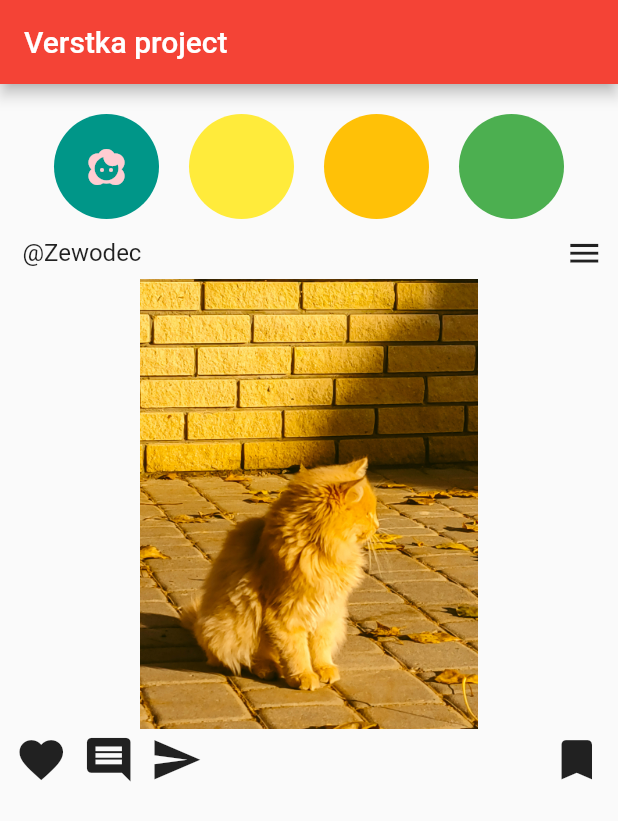
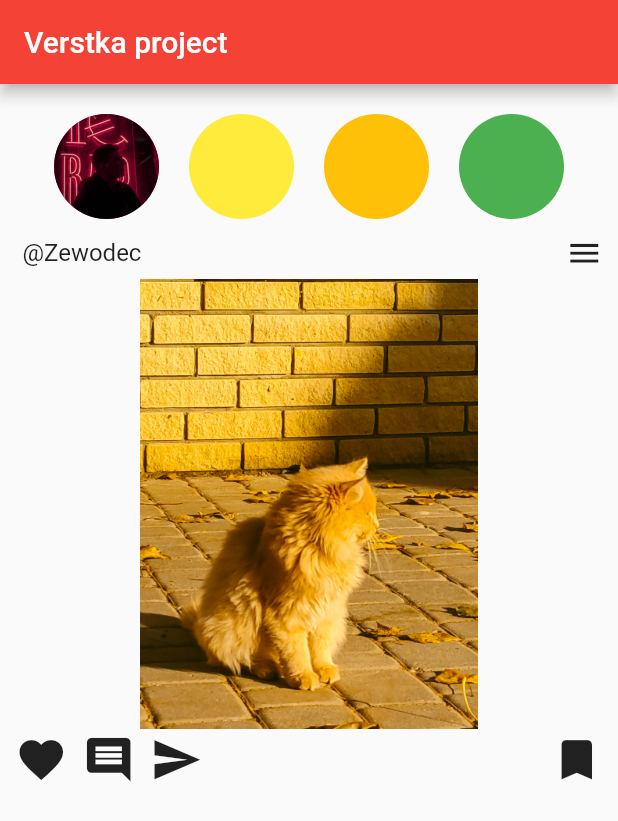
Before and after one commit to Zewodec/p3_verstka, a Flutter app: the screen it shows after launch, on a phone screen of 412 x 824 dp. Shown: the top 821 px of the screen. Run offline on Flutter 3.47's test engine with Material 2 defaults, Android fonts, the phone set to English and light mode, and no system bars.

Commit message:
Circle avatar

```diff
--- a/lib/main.dart
+++ b/lib/main.dart
@@ -47,8 +47,9 @@ class _MyHomePageState extends State<MyHomePage> {
               width: 70,
               height: 70,
               child: CircleAvatar(
-                backgroundColor: Colors.teal,
-                child: Icon(Icons.face_2),
+                radius: 70,
+                backgroundImage: AssetImage("assets/images/post_2.jpg"),
+                backgroundColor: Colors.pink,
               ),
             ),
             SizedBox(
```
